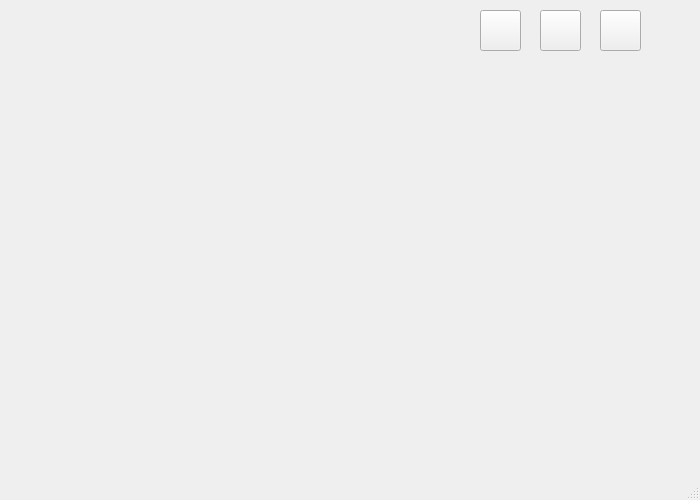
Above: mainwindow.ui from ariadneep/logigate-game before the change. Below: the same form after it.
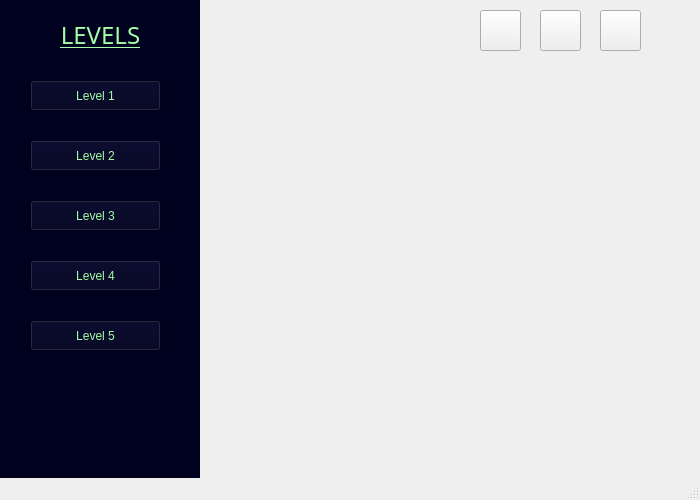
That is the form after the change. Icons and pictures are not drawn.

Commit message: Made level menu look nicer.

The edit to the form file:
```diff
--- a/mainwindow.ui
+++ b/mainwindow.ui
@@ -131,20 +131,38 @@
    <widget class="QWidget" name="levelSelectMenu" native="true">
     <property name="geometry">
      <rect>
-      <x>-200</x>
+      <x>0</x>
       <y>0</y>
       <width>200</width>
       <height>500</height>
      </rect>
     </property>
     <property name="autoFillBackground">
-     <bool>true</bool>
+     <bool>false</bool>
+    </property>
+    <property name="styleSheet">
+     <string notr="true">QWidget {
+font: 12pt &quot;Code 7x5&quot;;
+color: rgb(162, 255, 167);
+background-color: rgb(0, 0, 31);
+border: 1px solid &quot;lime&quot;;
+}
+
+QPushButton {
+	border-image: url(:/icons/unlocked-level-sprite.png);
+	font: 12pt &quot;Code 7x5&quot;;
+}
+
+QPushButton::disabled {
+	border-image: url(:/icons/locked-level-sprite.png);
+	text: &quot;&quot;;
+}</string>
     </property>
     <widget class="QPushButton" name="levelOneButton">
      <property name="geometry">
       <rect>
        <x>30</x>
-       <y>50</y>
+       <y>80</y>
        <width>131</width>
        <height>31</height>
       </rect>
@@ -157,17 +175,17 @@
      <property name="geometry">
       <rect>
        <x>0</x>
-       <y>0</y>
-       <width>191</width>
+       <y>20</y>
+       <width>201</width>
        <height>30</height>
       </rect>
      </property>
      <property name="font">
       <font>
-       <family>System</family>
-       <pointsize>9</pointsize>
+       <family>Code 7x5</family>
+       <pointsize>18</pointsize>
        <italic>false</italic>
-       <bold>true</bold>
+       <bold>false</bold>
        <underline>true</underline>
       </font>
      </property>
@@ -175,10 +193,13 @@
       <bool>false</bool>
      </property>
      <property name="styleSheet">
-      <string notr="true">font: 700 9pt &quot;System&quot;;</string>
+      <string notr="true">font: 18pt &quot;Code 7x5&quot;;
+color: &quot;lime&quot;;
+border: none;
+background-color: none;</string>
      </property>
      <property name="text">
-      <string>&lt;html&gt;&lt;head/&gt;&lt;body&gt;&lt;p&gt;&lt;span style=&quot; color:#55557f;&quot;&gt;LEVELS&lt;/span&gt;&lt;/p&gt;&lt;/body&gt;&lt;/html&gt;</string>
+      <string>LEVELS</string>
      </property>
      <property name="alignment">
       <set>Qt::AlignmentFlag::AlignCenter</set>
@@ -188,7 +209,7 @@
      <property name="geometry">
       <rect>
        <x>30</x>
-       <y>110</y>
+       <y>140</y>
        <width>131</width>
        <height>31</height>
       </rect>
@@ -201,7 +222,7 @@
      <property name="geometry">
       <rect>
        <x>30</x>
-       <y>170</y>
+       <y>200</y>
        <width>131</width>
        <height>31</height>
       </rect>
@@ -214,7 +235,7 @@
      <property name="geometry">
       <rect>
        <x>30</x>
-       <y>230</y>
+       <y>260</y>
        <width>131</width>
        <height>31</height>
       </rect>
@@ -224,10 +245,13 @@
      </property>
     </widget>
     <widget class="QPushButton" name="levelFiveButton">
+     <property name="enabled">
+      <bool>true</bool>
+     </property>
      <property name="geometry">
       <rect>
        <x>30</x>
-       <y>290</y>
+       <y>320</y>
        <width>131</width>
        <height>31</height>
       </rect>
```
Left out of the diff: 2 changed lines with no effect on the pictures. The commit also changes 2 other files.
